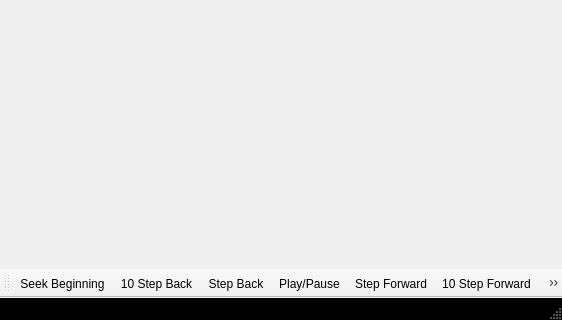
First picture: the form in YUVToolkit/MainWindow.ui, repository kLassikko/YuvToolkit, before the edit; both pictures show x 0 to 562 and y 171 to 491 of the 562 by 491 pixel window.
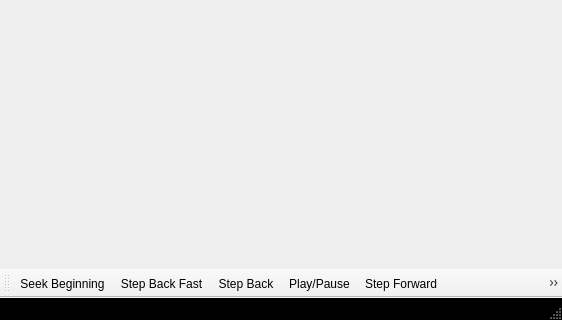
Second picture: the form after the edit. Icons and pictures are not drawn. Custom widgets are drawn as their Qt base class.

The edit to the form file:
```diff
--- a/YUVToolkit/MainWindow.ui
+++ b/YUVToolkit/MainWindow.ui
@@ -357,7 +357,7 @@
      <normaloff>:/RawVideoToolkit/Resources/media-seek-backward.png</normaloff>:/RawVideoToolkit/Resources/media-seek-backward.png</iconset>
    </property>
    <property name="text">
-    <string>10 Step Back</string>
+    <string>Step Back Fast</string>
    </property>
    <property name="toolTip">
     <string>Seek 10 frames in the past (Ctrl+Left)</string>
@@ -399,7 +399,7 @@
      <normaloff>:/RawVideoToolkit/Resources/media-seek-forward.png</normaloff>:/RawVideoToolkit/Resources/media-seek-forward.png</iconset>
    </property>
    <property name="text">
-    <string>10 Step Forward</string>
+    <string>Step Forward Fast</string>
    </property>
    <property name="toolTip">
     <string>Seek 10 frames in the future (Ctrl+Right)</string>
```
Left out of the diff: 2 changed lines with no effect on the pictures.
